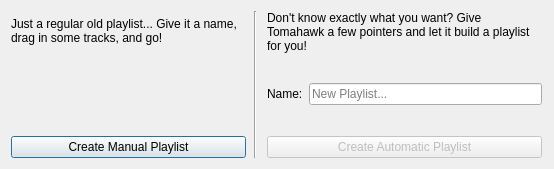
Old version of the form src/libtomahawk/widgets/playlisttypeselectordlg.ui in the repository tomahawk-player/tomahawk.
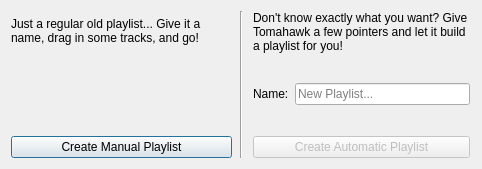
New version of the form.

Patch:
```diff
--- a/src/libtomahawk/widgets/playlisttypeselectordlg.ui
+++ b/src/libtomahawk/widgets/playlisttypeselectordlg.ui
@@ -6,7 +6,7 @@
    <rect>
     <x>0</x>
     <y>0</y>
-    <width>554</width>
+    <width>482</width>
     <height>169</height>
    </rect>
   </property>
```
